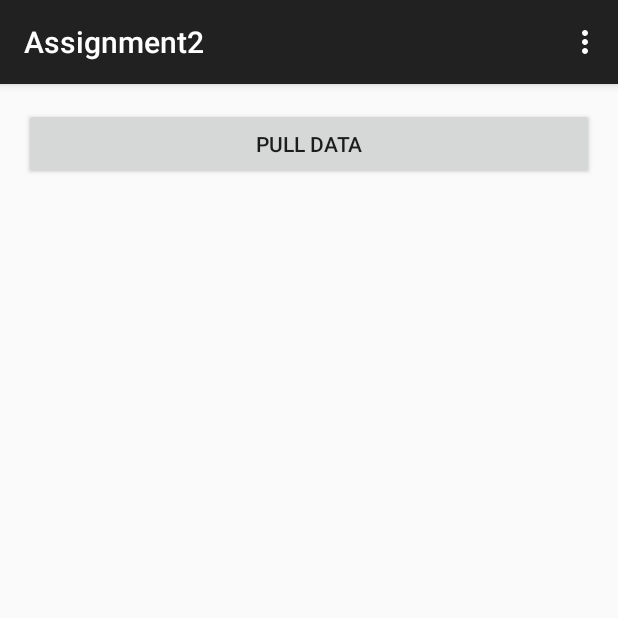
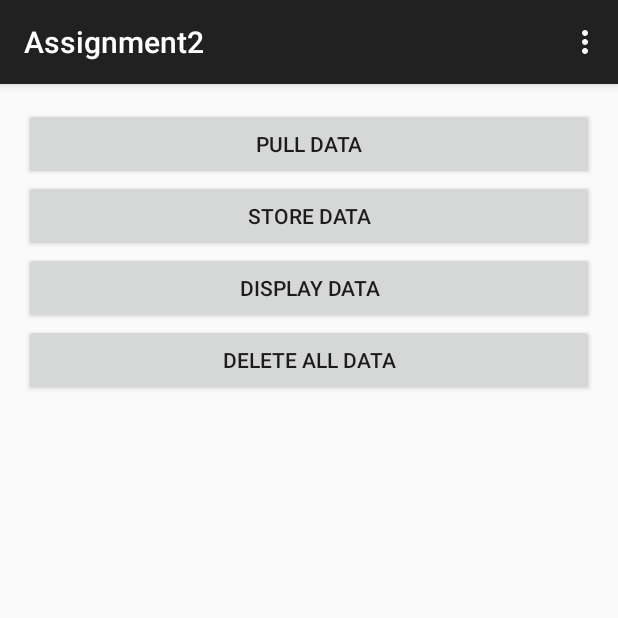
Before and after one commit to GeraldBecker/Assignment2, an Android app: the screen it shows after launch (MainActivity), in the options menu, after a tap on "Settings", on a phone screen of 412 x 824 dp, the top half of it. Run offline under Robolectric (Android 15) with nearby library versions, the phone set to English and light mode, and no system bars.

Commit message:
pulls data and stores it.

```diff
--- a/app/src/main/java/com/example/assignment2/MainActivity.java
+++ b/app/src/main/java/com/example/assignment2/MainActivity.java
@@ -1,5 +1,7 @@
 package com.example.assignment2;
 
+import android.database.Cursor;
+import android.database.sqlite.SQLiteDatabase;
 import android.os.AsyncTask;
 import android.support.v7.app.ActionBarActivity;
 import android.os.Bundle;
@@ -29,12 +31,13 @@ import java.io.IOException;
 public class MainActivity extends ActionBarActivity {
     final String APIKEY = "https://api.mongolab.com/api/1/databases/testdatabase/collections/assignment2?apiKey=A5kVWSH3bgxQl6_qgr3NyZSdvAzZXrwH";
     private JSONArray savedArray;
-
+    SQLiteHelper help;
 
     @Override
     protected void onCreate(Bundle savedInstanceState) {
         super.onCreate(savedInstanceState);
         setContentView(R.layout.activity_main);
+        help = new SQLiteHelper(this);
     }
 
 
@@ -70,6 +73,8 @@ public class MainActivity extends ActionBarActivity {
         LinearLayout temp = (LinearLayout)findViewById(R.id.contentLayout);
         temp.removeAllViews();
 
+
+
         try {
             for(int i = 0; i < savedArray.length(); i++) {
                 TextView tempText = new TextView(MainActivity.this);
@@ -94,6 +99,8 @@ public class MainActivity extends ActionBarActivity {
 
                 tempText.setText(first + " " + last + " " + email_address + " " + student_number);
                 temp.addView(tempText);
+
+                help.putInformation(help, first, last);
             }
         } catch(JSONException e) {
 
@@ -103,6 +110,30 @@ public class MainActivity extends ActionBarActivity {
 
 
 
+    }
+
+    public void storeData(final View v) {
+        help.putInformation(help, "GERALD", "BECKER");
+    }
+
+    public void displayData(final View v) {
+        Cursor CR = help.getInformation(help);
+        if(!CR.moveToFirst()) {
+            Toast.makeText(getApplicationContext(), "NO MORE LEFT", Toast.LENGTH_LONG).show();
+            return;
+        }
+        do {
+            String first = CR.getString(0);
+            String last = CR.getString(1);
+
+            Toast.makeText(getApplicationContext(), first + " " + last, Toast.LENGTH_SHORT).show();
+
+        } while(CR.moveToNext());
+    }
+
+    public void deleteAllData(final View v) {
+        help.deleteAll(help);
+        //getApplicationContext().deleteDatabase(SQLiteHelper.TABLE_NAME);
     }
 
     private class pullData extends AsyncTask<String, Integer, Long> {
--- a/app/src/main/java/com/example/assignment2/SQLiteHelper.java
+++ b/app/src/main/java/com/example/assignment2/SQLiteHelper.java
@@ -1,6 +1,8 @@
 package com.example.assignment2;
 
+import android.content.ContentValues;
 import android.content.Context;
+import android.database.Cursor;
 import android.database.sqlite.SQLiteDatabase;
 import android.database.sqlite.SQLiteOpenHelper;
 import android.util.Log;
@@ -13,6 +15,8 @@ public class SQLiteHelper extends SQLiteOpenHelper {
     public static final String COLUMN_ID;
     public static final String COLUMN_FIRSTNAME;
     public static final String COLUMN_LASTNAME;
+    public static final String COLUMN_EMAIL;
+    public static final String COLUMN_STUDENTNUMBER;
     private static final String DATABASE_NAME;
     private static final int DATABASE_VERSION;
     private static final String DATABASE_CREATE;
@@ -22,12 +26,14 @@ public class SQLiteHelper extends SQLiteOpenHelper {
         COLUMN_ID        = "_id";
         COLUMN_FIRSTNAME = "first_name";
         COLUMN_LASTNAME = "last_name";
+        COLUMN_EMAIL = "email_address";
+        COLUMN_STUDENTNUMBER = "student_number";
         DATABASE_NAME    = "assignment2.db";
         DATABASE_VERSION = 1;
         DATABASE_CREATE  = "create table " +
                 TABLE_NAME + "(" + COLUMN_ID +
                 " integer primary key autoincrement, " + COLUMN_FIRSTNAME +
-                " text not null " + COLUMN_LASTNAME +
+                " text not null, " + COLUMN_LASTNAME +
                 " text not null)";
 
     }
@@ -55,4 +61,26 @@ public class SQLiteHelper extends SQLiteOpenHelper {
         db.execSQL("DROP TABLE IF EXISTS " + TABLE_NAME);
         onCreate(db);
     }
+
+    public void putInformation(SQLiteHelper dop, String first, String last) {
+        SQLiteDatabase SQ = dop.getWritableDatabase();
+        ContentValues cv = new ContentValues();
+        cv.put(COLUMN_FIRSTNAME, first);
+        cv.put(COLUMN_LASTNAME, last);
+        long k = SQ.insert(TABLE_NAME, null, cv);
+        Log.d("DATABASE", "INSERTED");
+    }
+
+    public Cursor getInformation(SQLiteHelper dop) {
+        SQLiteDatabase SQ = dop.getReadableDatabase();
+        String[] columns = {COLUMN_FIRSTNAME, COLUMN_LASTNAME};
+        Cursor CR = SQ.query(TABLE_NAME, columns, null, null, null, null, null);
+        return CR;
+
+    }
+
+    public void deleteAll(SQLiteHelper dop) {
+        SQLiteDatabase SQ = dop.getWritableDatabase();
+        SQ.execSQL("delete  from "+ TABLE_NAME);
+    }
 }
--- a/app/src/main/res/layout/activity_main.xml
+++ b/app/src/main/res/layout/activity_main.xml
@@ -36,6 +36,23 @@
 
 
     </ScrollView>
-
+    <Button
+        android:layout_width="match_parent"
+        android:layout_height="wrap_content"
+        android:id="@+id/storeInfoButton"
+        android:text="STore Data"
+        android:onClick="storeData"/>
+    <Button
+        android:layout_width="match_parent"
+        android:layout_height="wrap_content"
+        android:id="@+id/getInfoButton3"
+        android:text="Display Data"
+        android:onClick="displayData"/>
+    <Button
+        android:layout_width="match_parent"
+        android:layout_height="wrap_content"
+        android:id="@+id/deleteButton"
+        android:text="Delete all Data"
+        android:onClick="deleteAllData"/>
 
 </LinearLayout>
```
